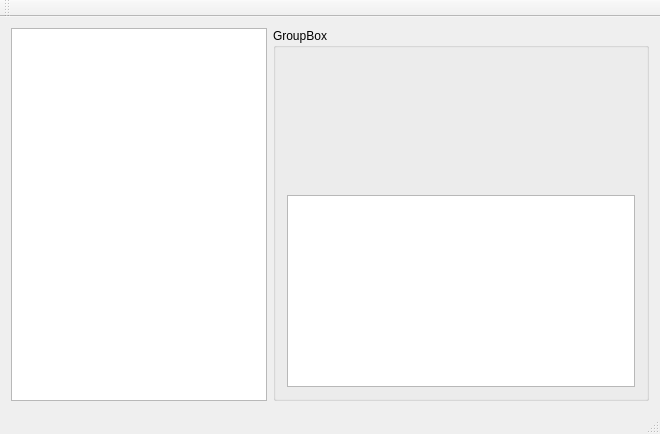
Above: client/mainwindow.ui from lexgolubev/Kryptonite before the change. Below: the same form after it.
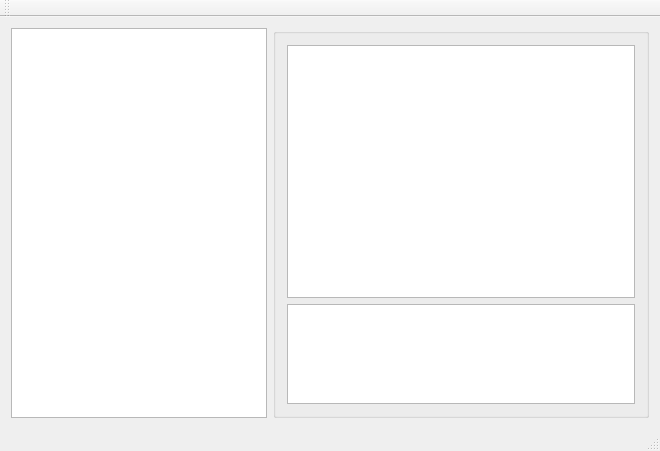
That is the form after the change.

Commit message: send message implemented

Patch:
```diff
--- a/client/mainwindow.ui
+++ b/client/mainwindow.ui
@@ -7,7 +7,7 @@
     <x>0</x>
     <y>0</y>
     <width>660</width>
-    <height>434</height>
+    <height>451</height>
    </rect>
   </property>
   <property name="windowTitle">
@@ -28,11 +28,28 @@
     <item>
      <widget class="QGroupBox" name="groupBox_2">
       <property name="title">
-       <string>GroupBox</string>
+       <string/>
       </property>
       <layout class="QVBoxLayout" name="verticalLayout">
-       <item alignment="Qt::AlignBottom">
-        <widget class="QTextEdit" name="textEditMessage"/>
+       <item>
+        <widget class="QTextEdit" name="textEditHistory">
+         <property name="readOnly">
+          <bool>true</bool>
+         </property>
+        </widget>
+       </item>
+       <item>
+        <widget class="QTextEdit" name="textEditMessage">
+         <property name="enabled">
+          <bool>true</bool>
+         </property>
+         <property name="maximumSize">
+          <size>
+           <width>16777215</width>
+           <height>100</height>
+          </size>
+         </property>
+        </widget>
        </item>
       </layout>
      </widget>
```
The commit also changes 8 other files.
